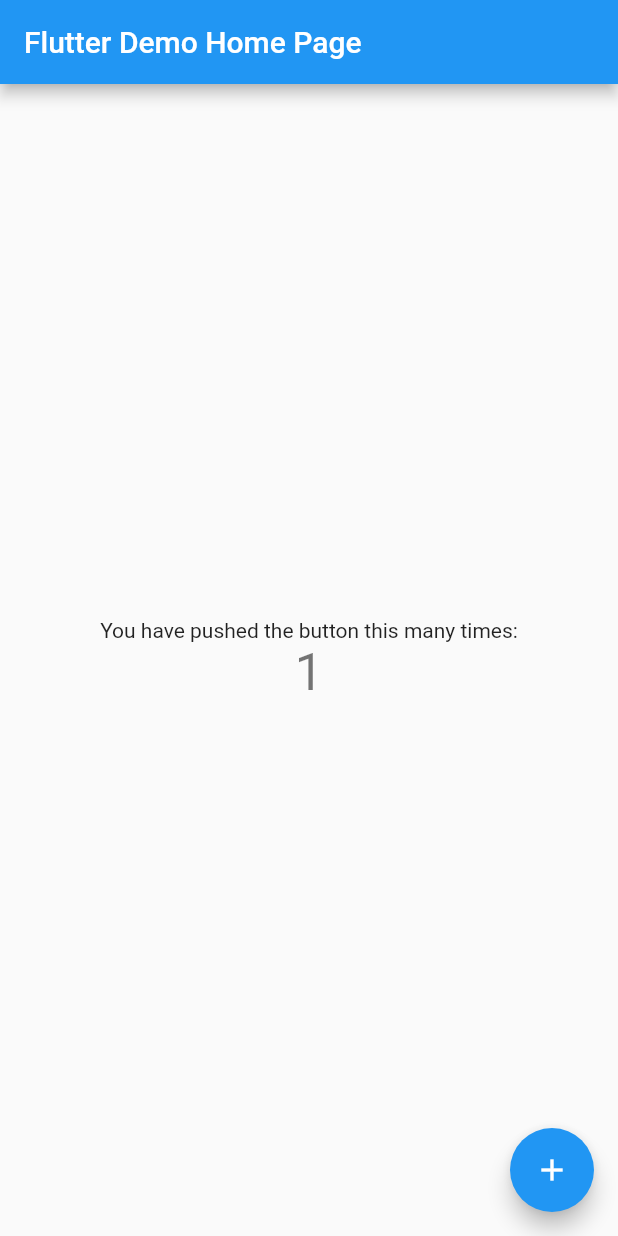
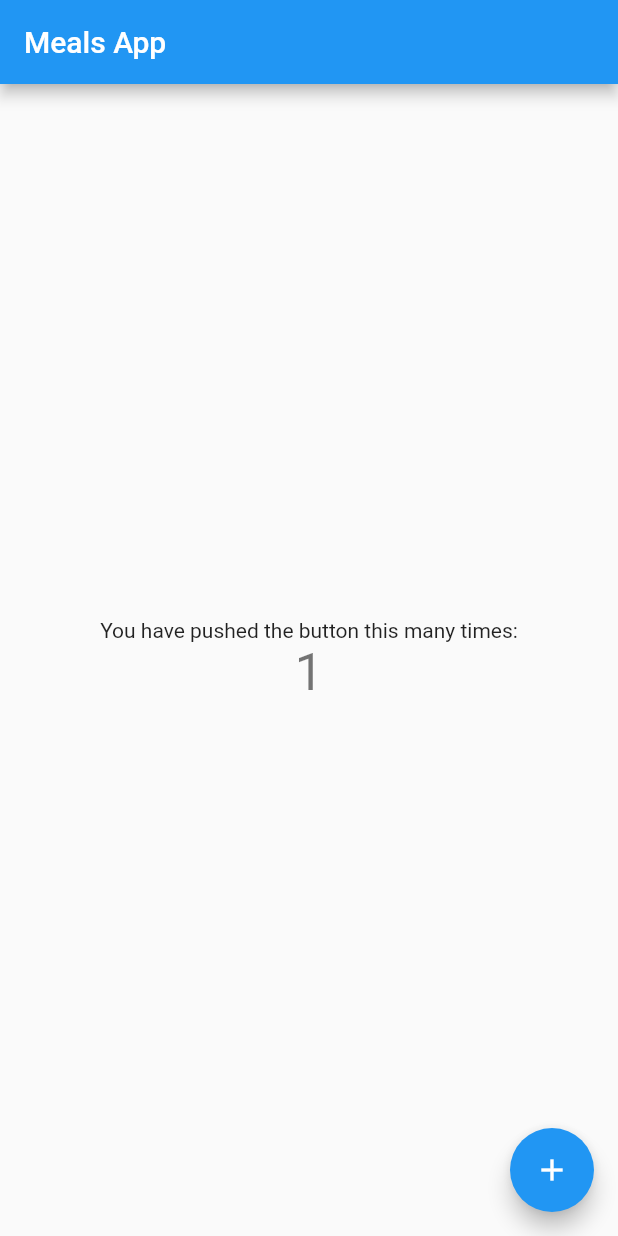
Before and after one commit to vlotysh/flutter_mail_app, a Flutter app: the screen it shows after launch, after a tap on the "add" icon, on a phone screen of 412 x 824 dp. Run offline on Flutter 3.47's test engine with Material 2 defaults, Android fonts, the phone set to English and light mode, and no system bars.

Commit message:
Updated app

```diff
--- a/lib/app/MailApp.dart
+++ b/lib/app/MealsApp.dart
@@ -1,17 +1,17 @@
 import 'package:flutter/material.dart';
 import './pages/Home.dart';
 
-class MailApp extends StatelessWidget {
+class MealsApp extends StatelessWidget {
   // This widget is the root of your application.
   @override
   Widget build(BuildContext context) {
     return MaterialApp(
-      title: 'Flutter Demo',
+      title: 'Meals App',
       theme: ThemeData(
         primarySwatch: Colors.blue,
         visualDensity: VisualDensity.adaptivePlatformDensity,
       ),
-      home: Home(title: 'Flutter Demo Home Page'),
+      home: Home(title: 'Meals App'),
     );
   }
 }
--- a/lib/main.dart
+++ b/lib/main.dart
@@ -1,6 +1,6 @@
 import 'package:flutter/material.dart';
-import './app/MailApp.dart';
+import './app/MealsApp.dart';
 
 void main() {
-  runApp(MailApp());
+  runApp(MealsApp());
 }
```
Also changed, not shown: 1 other file.
